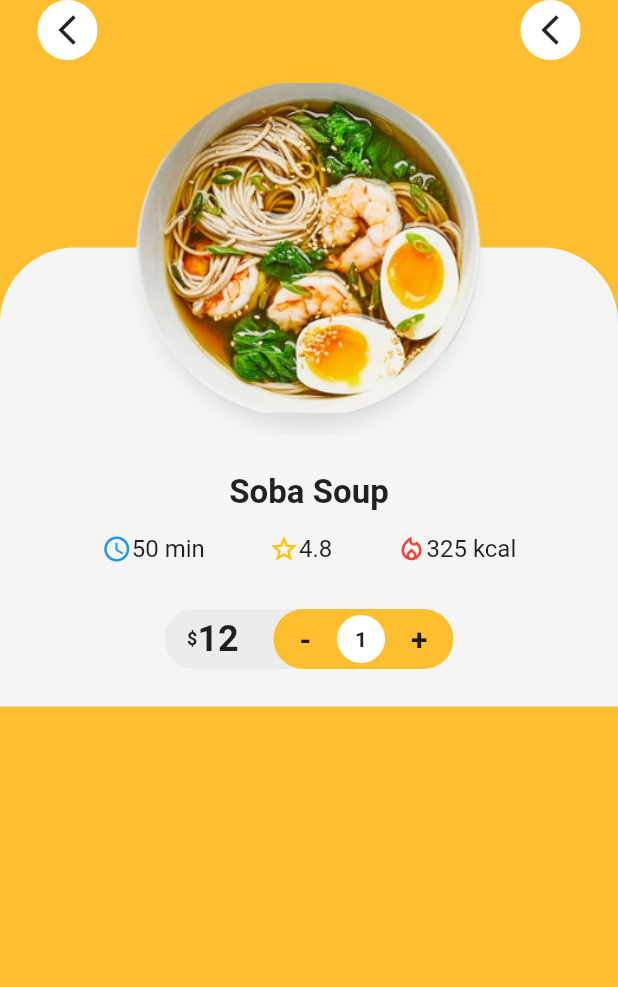
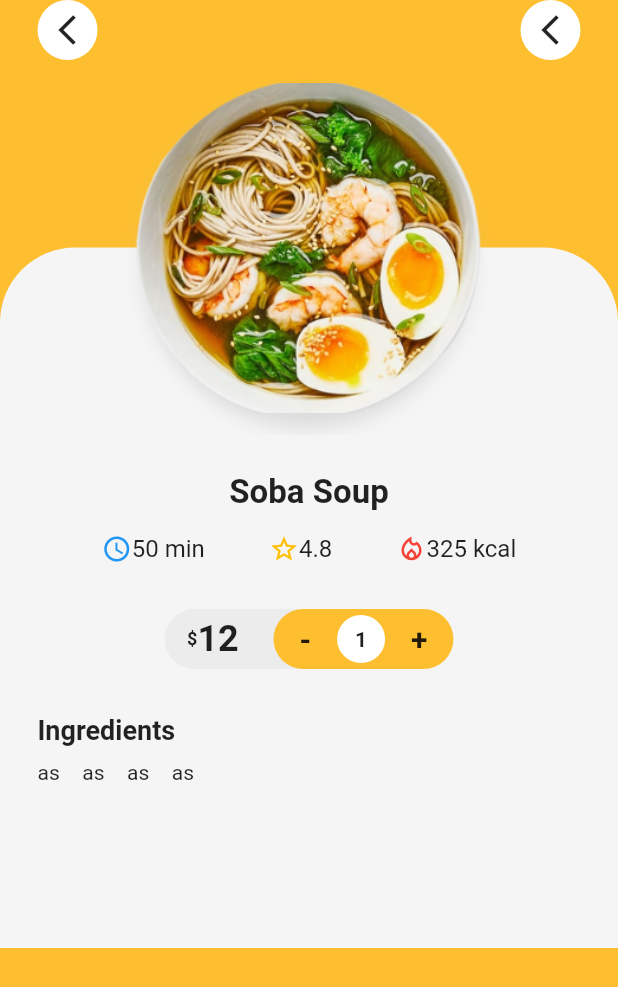
Before and after one commit to SaqifHaque/Flutter-Food-Delivery-App, a Flutter app: the DetailPage screen opened directly with sample values from the repository, on a phone screen of 412 x 824 dp. Shown: the top 987 px of the screen. Run offline on Flutter 3.47's test engine with Material 2 defaults, Android fonts, the phone set to English and light mode, and no system bars; our stand-ins replace smooth_page_indicator.

Commit message:
Working on showing ingredients list

```diff
--- a/lib/widgets/food_detail.dart
+++ b/lib/widgets/food_detail.dart
@@ -42,7 +42,28 @@ class FoodDetail extends StatelessWidget {
           ),
           SizedBox(height:30),
           FoodQuantity(food),
-
+          SizedBox(height:30),
+          Row(
+            children:[
+              Text(
+                'Ingredients',
+                style: TextStyle(
+                  fontWeight: FontWeight.bold,
+                  fontSize: 18,
+                )
+              )
+            ],
+          ),
+          SizedBox(height: 10),
+          Container(
+            height:100,
+            child:ListView.separated(
+              scrollDirection: Axis.horizontal,
+              itemBuilder: (context, index) => Text('as'),
+              separatorBuilder: (_, index) => SizedBox(width: 15),
+              itemCount: food.ingredients.length,
+            )
+          )
         ],
       )
     );
```
